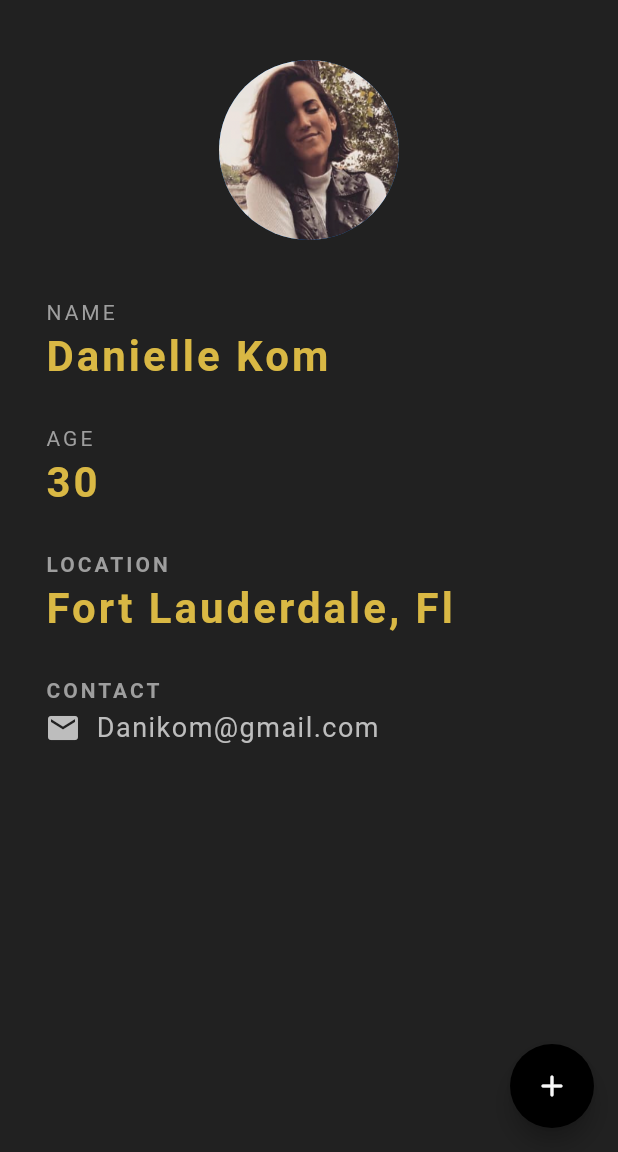
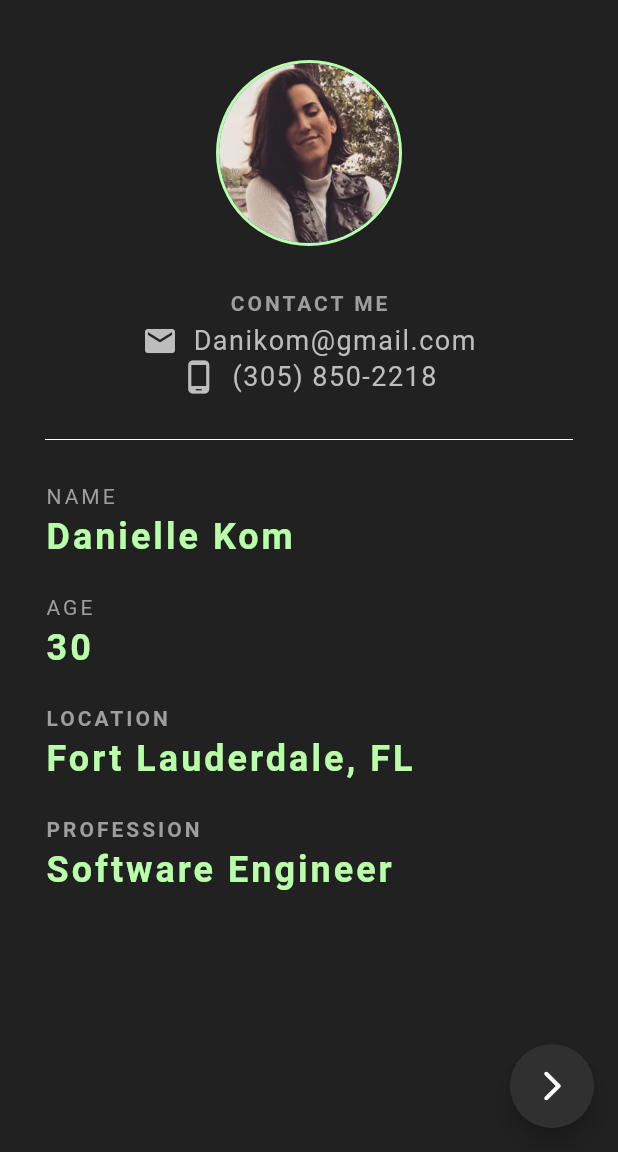
Before and after one commit to daniellekom/ID_card_flutter_app, a Flutter app: the screen it shows after launch, on a phone screen of 412 x 824 dp, the part 84-1236 px from its top. Run offline on Flutter 3.47's test engine with Material 2 defaults, Android fonts, the phone set to English and light mode, and no system bars.

Commit message:
added new designs

```diff
--- a/lib/main.dart
+++ b/lib/main.dart
@@ -22,71 +22,31 @@ class IdCard extends StatelessWidget {
           children: [
             Center(
               child: CircleAvatar(
+                radius: 62.0,
+                backgroundColor: Color.fromARGB(255, 185, 255, 169),
+                child: CircleAvatar(
                   backgroundImage: AssetImage('assets/head_shot.png'),
                   radius: 60.0,
                 ),
               ),
-            SizedBox(height: 40.0),
-            Text(
-              "NAME",
-              style: TextStyle(
-                color: Colors.grey,
-                letterSpacing: 2.0,
-              ),
-            ),
-            SizedBox(height: 5.0),
-            Text(
-              "Danielle Kom",
-              style: TextStyle(
-                  color: Color.fromARGB(255, 217, 184, 68),
-                  letterSpacing: 2.0,
-                  fontSize: 28.0,
-                  fontWeight: FontWeight.bold),
             ),
             SizedBox(height: 30.0),
+            Row(
+              mainAxisAlignment:MainAxisAlignment.center,
+              children: const [
                 Text(
-              "AGE",
-              style: TextStyle(
-                color: Colors.grey,
-                letterSpacing: 2.0,
-              ),
-            ),
-            SizedBox(height: 5.0),
-            Text(
-              "30",
-              style: TextStyle(
-                  color: Color.fromARGB(255, 217, 184, 68),
-                  letterSpacing: 2.0,
-                  fontSize: 28.0,
-                  fontWeight: FontWeight.bold),
-            ),
-            SizedBox(height: 30.0),
-            Text(
-              "LOCATION",
+                  "CONTACT ME",
                   style: TextStyle(
                       color: Colors.grey,
                       letterSpacing: 2.0,
                       fontWeight: FontWeight.bold),
                 ),
-            SizedBox(height: 5.0),
-            Text(
-              "Fort Lauderdale, Fl",
-              style: TextStyle(
-                  color: Color.fromARGB(255, 217, 184, 68),
-                  letterSpacing: 2.0,
-                  fontSize: 28.0,
-                  fontWeight: FontWeight.bold),
-            ),
-            SizedBox(height: 30.0),
-            Text(
-              "CONTACT",
-              style: TextStyle(
-                  color: Colors.grey,
-                  letterSpacing: 2.0,
-                  fontWeight: FontWeight.bold),
+              ],
             ),
             SizedBox(height: 5.0),
+
             Row(
+              mainAxisAlignment: MainAxisAlignment.center,
               children: [
                 Icon(
                   Icons.email,
@@ -103,6 +63,96 @@ class IdCard extends StatelessWidget {
                 ),
               ],
             ),
+            Row(
+              mainAxisAlignment: MainAxisAlignment.center,
+              children: [
+                Icon(
+                  Icons.phone_android_outlined,
+                  color: Colors.grey[400],
+                ),
+                SizedBox(width: 10.0),
+                Text(
+                  '(305) 850-2218',
+                  style: TextStyle(
+                    color: Colors.grey[400],
+                    fontSize: 18.0,
+                    letterSpacing: 1.0,
+                  ),
+                ),
+              ],
+            ),
+            Divider(
+              height: 60.0,
+              color: Colors.white,
+              // thickness: .5,
+            ),
+            Text(
+              "NAME",
+              style: TextStyle(
+                color: Colors.grey,
+                letterSpacing: 2.0,
+              ),
+            ),
+            SizedBox(height: 5.0),
+            Text(
+              "Danielle Kom",
+              style: TextStyle(
+                  color: Color.fromARGB(255, 185, 255, 169),
+                  letterSpacing: 2.0,
+                  fontSize: 24.0,
+                  fontWeight: FontWeight.bold),
+            ),
+            SizedBox(height: 25.0),
+            Text(
+              "AGE",
+              style: TextStyle(
+                color: Colors.grey,
+                letterSpacing: 2.0,
+              ),
+            ),
+            SizedBox(height: 5.0),
+            Text(
+              "30",
+              style: TextStyle(
+                  color: Color.fromARGB(255, 185, 255, 169),
+                  letterSpacing: 2.0,
+                  fontSize: 24.0,
+                  fontWeight: FontWeight.bold),
+            ),
+            SizedBox(height: 25.0),
+            Text(
+              "LOCATION",
+              style: TextStyle(
+                  color: Colors.grey,
+                  letterSpacing: 2.0,
+                  fontWeight: FontWeight.bold),
+            ),
+            SizedBox(height: 5.0),
+            Text(
+              "Fort Lauderdale, FL",
+              style: TextStyle(
+                  color: Color.fromARGB(255, 185, 255, 169),
+                  letterSpacing: 2.0,
+                  fontSize: 24.0,
+                  fontWeight: FontWeight.bold),
+            ),
+            SizedBox(height: 25.0),
+            Text(
+              "PROFESSION",
+              style: TextStyle(
+                  color: Colors.grey,
+                  letterSpacing: 2.0,
+                  fontWeight: FontWeight.bold),
+            ),
+            SizedBox(height: 5.0),
+            Text(
+              "Software Engineer",
+              style: TextStyle(
+                  color: Color.fromARGB(255, 185, 255, 169),
+                  letterSpacing: 2.0,
+                  fontSize: 24.0,
+                  fontWeight: FontWeight.bold),
+            ),
           ],
         ),
       ),
@@ -110,10 +160,10 @@ class IdCard extends StatelessWidget {
         onPressed: () {
           print('you clicked me');
         },
-        child: Icon(Icons.add_rounded),
-        backgroundColor: Colors.black,
-        foregroundColor: Color.fromARGB(255, 248, 248, 248),
-        splashColor: Colors.orange,
+        child: Icon(Icons.arrow_forward_ios_rounded),
+        backgroundColor: Colors.grey[850],
+        foregroundColor: Color.fromARGB(255, 255, 255, 255),
+        splashColor: Color.fromARGB(255, 185, 255, 169),
       ),
     );
   }
```
Lines whose indentation alone changed are shown as unchanged.
